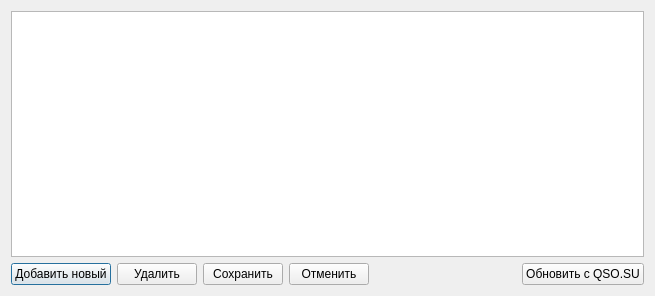
Above: callsigns.ui from qsosu/logger before the change. Below: the same form after it.
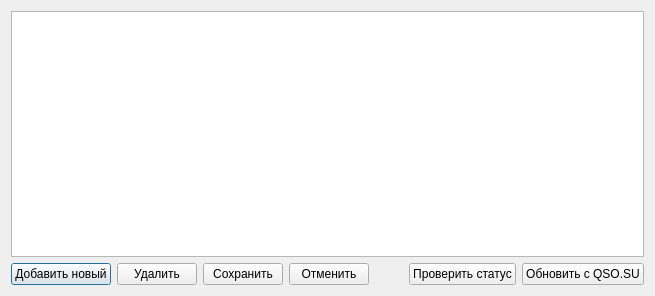
That is the form after the change.

Diff of the .ui file:
```diff
--- a/callsigns.ui
+++ b/callsigns.ui
@@ -60,6 +60,13 @@
        </property>
       </spacer>
      </item>
+     <item>
+      <widget class="QPushButton" name="checkCallsignBtn">
+       <property name="text">
+        <string>Проверить статус</string>
+       </property>
+      </widget>
+     </item>
      <item>
       <widget class="QPushButton" name="updateFromQsosu">
        <property name="text">
```
Left out of the diff: 2 changed lines with no effect on the pictures.
